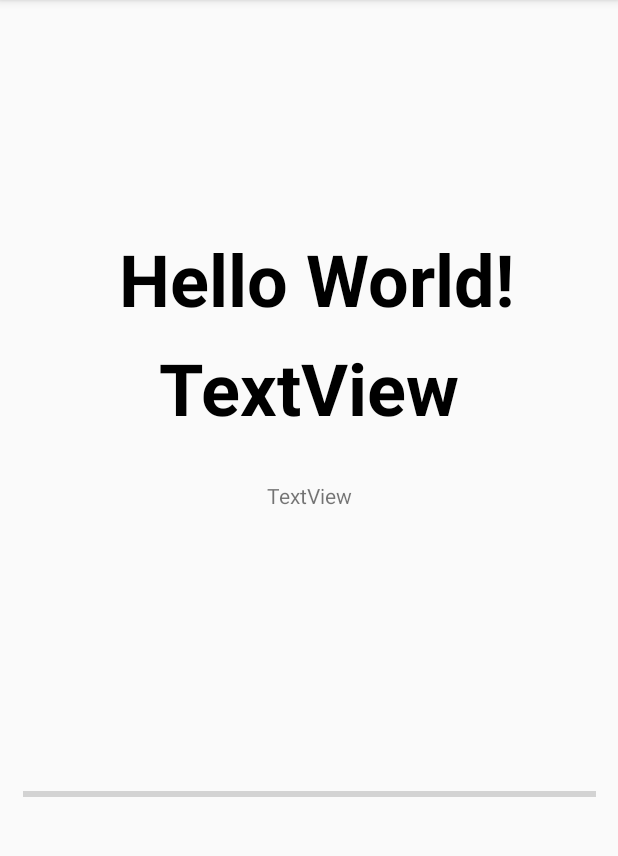
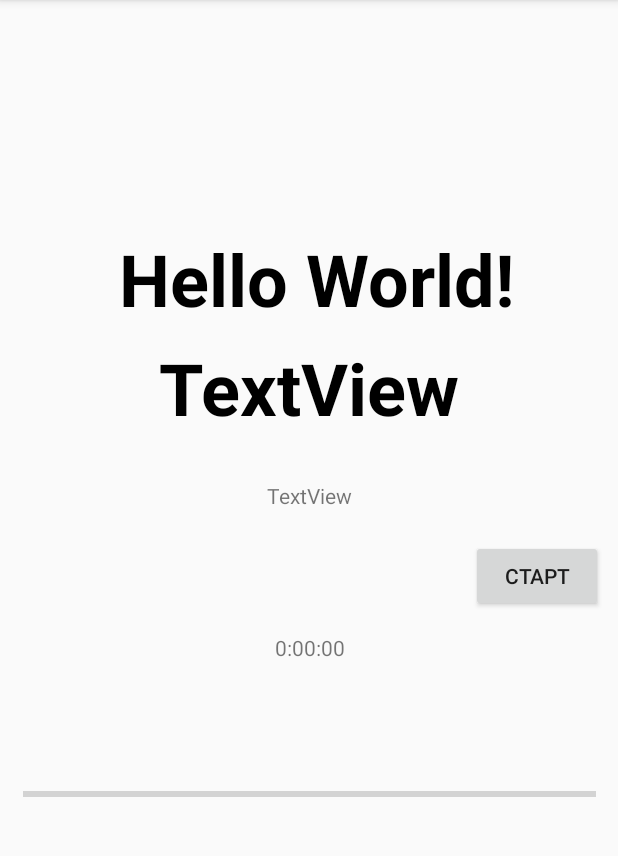
Before and after one commit to rikkewy/GPS_tracker, an Android app: the screen it shows after launch once a user with an empty profile is signed in (MainActivity), on a phone screen of 412 x 824 dp, the part 84-940 px from its top. Run offline under Robolectric (Android 15) with nearby library versions, the phone set to English and light mode, and no system bars; our stand-ins replace Firebase (no records; nobody signed in at launch, a user with empty details on screens opened directly); Roboto replaces fonts that are not available here.

Commit message:
Всё, что было ранее + секундомер по нажатию кнопки

```diff
--- a/app/src/main/java/com/example/gpstracker/MainActivity.java
+++ b/app/src/main/java/com/example/gpstracker/MainActivity.java
@@ -1,5 +1,4 @@
 package com.example.gpstracker;
-
 import androidx.annotation.NonNull;
 import androidx.appcompat.app.AlertDialog;
 import androidx.appcompat.app.AppCompatActivity;
@@ -15,6 +14,7 @@ import android.location.Location;
 import android.location.LocationManager;
 import android.os.Build;
 import android.os.Bundle;
+import android.os.Handler;
 import android.view.View;
 import android.widget.EditText;
 import android.widget.ProgressBar;
@@ -22,6 +22,8 @@ import android.widget.TextView;
 import android.widget.Toast;
 
 import com.google.firebase.auth.FirebaseAuth;
+
+import java.util.Locale;
 
 public class MainActivity extends AppCompatActivity implements LocListenerInterface {
     private TextView tvResDistance, tvTotal, tvVelocity;
@@ -32,14 +34,17 @@ public class MainActivity extends AppCompatActivity implements LocListenerInterf
     private int total_distance;
     private int rest_distance;
     private ProgressBar pb;
-    long time_start,time_now;
+    private int seconds;
+    private boolean running;
+    TextView stopwatch;
 
     @Override
     protected void onCreate(Bundle savedInstanceState) {
         super.onCreate(savedInstanceState);
         setContentView(R.layout.activity_main);
+        stopwatch = findViewById(R.id.chron);
         init();
-
+        runTimer();
         ////// ПРОВЕРКА НА НАЛИЧИЕ В БАЗЕ ДАННЫХ ПОЛЬЗОВАТЕЛЯ //////
         if(FirebaseAuth.getInstance().getCurrentUser()==null){
             startActivity(new Intent(MainActivity.this, LoginActivity.class));
@@ -100,10 +105,30 @@ public class MainActivity extends AppCompatActivity implements LocListenerInterf
         tvResDistance.setText(String.valueOf(rest_distance));
         tvTotal.setText(String.valueOf(total_distance));
         tvVelocity.setText(String.valueOf(loc.getSpeed()));
-        long currenttime=(System.nanoTime()-time_start)/1000000000;
-
     }
 
+    public void onClickStart(View view) {
+        running = true;
+    }
+    private void runTimer() {
+        final Handler handler = new Handler();
+        handler.post(new Runnable() {
+            @Override
+            public void run()
+            {
+                int hours = seconds / 3600;
+                int minutes = (seconds % 3600) / 60;
+                int secs = seconds % 60;
+                String time = String.format(Locale.getDefault(), "%d:%02d:%02d", hours, minutes, secs);
+                stopwatch.setText(time);
+                if (running) {
+                    seconds++;
+                }
+                handler.postDelayed(this, 1000);
+            }
+        });
+    }
+    //^^^^^^^^^^^^^^^^^^^^^^^^^^^СЕКУНДОМЕР^^^^^^^^^^^^^^^^^^^^^^^^^^^^^\\
 
     @Override
     public void onRequestPermissionsResult(int requestCode, @NonNull String[] permissions, @NonNull int[] grantResults) {
--- a/app/src/main/res/layout/activity_main.xml
+++ b/app/src/main/res/layout/activity_main.xml
@@ -62,4 +62,29 @@
         app:layout_constraintTop_toBottomOf="@+id/tvTotal"
         app:layout_constraintVertical_bias="0.14" />
 
+    <TextView
+        android:id="@+id/chron"
+        android:layout_width="wrap_content"
+        android:layout_height="wrap_content"
+        android:text="0:00:00"
+        app:layout_constraintBottom_toTopOf="@+id/progressBar"
+        app:layout_constraintEnd_toEndOf="parent"
+        app:layout_constraintHorizontal_bias="0.501"
+        app:layout_constraintStart_toStartOf="parent"
+        app:layout_constraintTop_toBottomOf="@+id/tvVelocity"
+        app:layout_constraintVertical_bias="0.496" />
+
+    <Button
+        android:id="@+id/start_time"
+        android:layout_width="wrap_content"
+        android:layout_height="wrap_content"
+        android:layout_marginStart="4dp"
+        android:onClick="onClickStart"
+        android:text="Старт"
+        app:layout_constraintBottom_toBottomOf="parent"
+        app:layout_constraintEnd_toEndOf="parent"
+        app:layout_constraintHorizontal_bias="0.512"
+        app:layout_constraintTop_toTopOf="parent"
+        tools:ignore="MissingConstraints" />
+
 </androidx.constraintlayout.widget.ConstraintLayout>
```
Lines whose indentation alone changed are shown as unchanged.
